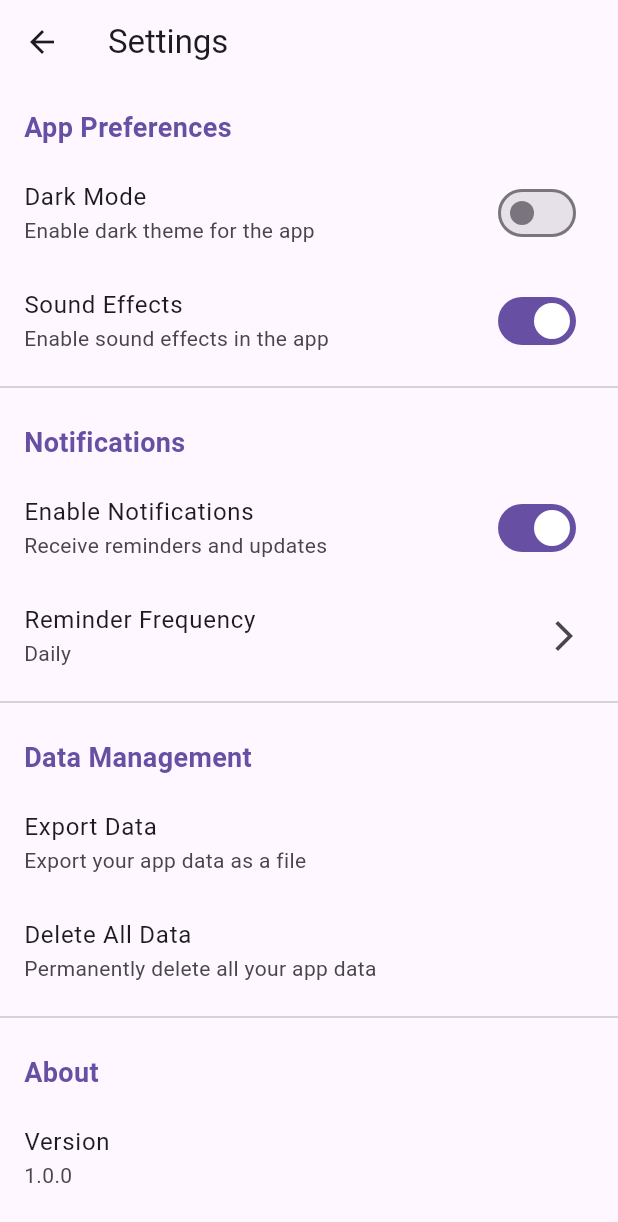
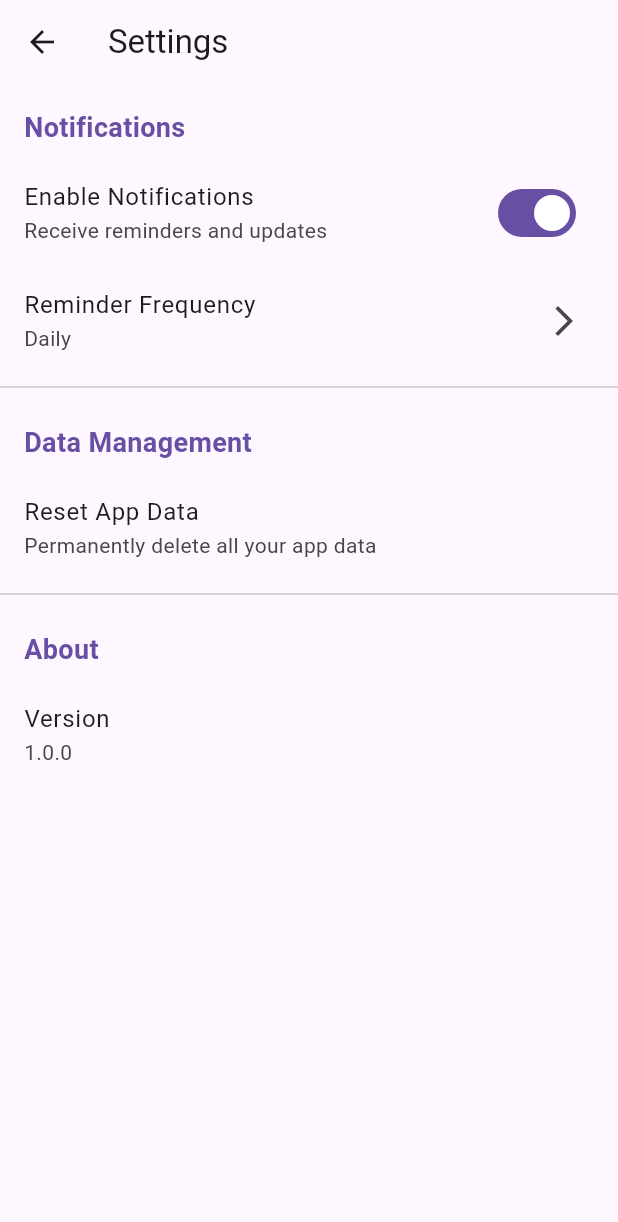
Before and after one commit to JulianH6975/MobileAppProject1, a Flutter app: the SettingsScreen screen opened directly, on a phone screen of 412 x 824 dp. Shown: the top 1222 px of the screen. Run offline on Flutter 3.47's test engine with Material 3 defaults, Android fonts, the light colour scheme and no system bars.

Commit message:
Update settings_screen.dart

```diff
--- a/mobile_app_project_1/lib/settings_screen.dart
+++ b/mobile_app_project_1/lib/settings_screen.dart
@@ -1,17 +1,16 @@
 import 'package:flutter/material.dart';
+import 'activity_storage.dart';
 
 class SettingsScreen extends StatefulWidget {
-  const SettingsScreen({Key? key}) : super(key: key);
+  const SettingsScreen({super.key});
 
   @override
   _SettingsScreenState createState() => _SettingsScreenState();
 }
 
 class _SettingsScreenState extends State<SettingsScreen> {
-  bool _darkMode = false;
   bool _notifications = true;
   String _reminderFrequency = 'Daily';
-  bool _soundEffects = true;
 
   @override
   Widget build(BuildContext context) {
@@ -21,30 +20,6 @@ class _SettingsScreenState extends State<SettingsScreen> {
       ),
       body: ListView(
         children: [
-          _buildSectionHeader('App Preferences'),
-          SwitchListTile(
-            title: const Text('Dark Mode'),
-            subtitle: const Text('Enable dark theme for the app'),
-            value: _darkMode,
-            onChanged: (value) {
-              setState(() {
-                _darkMode = value;
-              });
-              // TODO: Implement dark mode functionality
-            },
-          ),
-          SwitchListTile(
-            title: const Text('Sound Effects'),
-            subtitle: const Text('Enable sound effects in the app'),
-            value: _soundEffects,
-            onChanged: (value) {
-              setState(() {
-                _soundEffects = value;
-              });
-              // TODO: Implement sound effects functionality
-            },
-          ),
-          const Divider(),
           _buildSectionHeader('Notifications'),
           SwitchListTile(
             title: const Text('Enable Notifications'),
@@ -66,38 +41,15 @@ class _SettingsScreenState extends State<SettingsScreen> {
           const Divider(),
           _buildSectionHeader('Data Management'),
           ListTile(
-            title: const Text('Export Data'),
-            subtitle: const Text('Export your app data as a file'),
-            onTap: () {
-              // TODO: Implement data export functionality
-              ScaffoldMessenger.of(context).showSnackBar(
-                const SnackBar(
-                    content: Text('Data export not implemented yet')),
-              );
-            },
-          ),
-          ListTile(
-            title: const Text('Delete All Data'),
+            title: const Text('Reset App Data'),
             subtitle: const Text('Permanently delete all your app data'),
-            onTap: _showDeleteConfirmationDialog,
+            onTap: _showResetConfirmationDialog,
           ),
           const Divider(),
           _buildSectionHeader('About'),
-          ListTile(
-            title: const Text('Version'),
-            subtitle: const Text('1.0.0'),
-          ),
-          ListTile(
-            title: const Text('Terms of Service'),
-            onTap: () {
-              // TODO: Implement Terms of Service screen
-            },
-          ),
-          ListTile(
-            title: const Text('Privacy Policy'),
-            onTap: () {
-              // TODO: Implement Privacy Policy screen
-            },
+          const ListTile(
+            title: Text('Version'),
+            subtitle: Text('1.0.0'),
           ),
         ],
       ),
@@ -149,28 +101,29 @@ class _SettingsScreenState extends State<SettingsScreen> {
     );
   }
 
-  void _showDeleteConfirmationDialog() {
+  void _showResetConfirmationDialog() {
     showDialog(
       context: context,
       builder: (context) {
         return AlertDialog(
-          title: const Text('Delete All Data'),
+          title: const Text('Reset App Data'),
           content: const Text(
-              'Are you sure you want to delete all your app data? This action cannot be undone.'),
+              'Are you sure you want to reset all your app data? This action cannot be undone.'),
           actions: [
             TextButton(
               onPressed: () => Navigator.pop(context),
               child: const Text('Cancel'),
             ),
             TextButton(
-              onPressed: () {
-                // TODO: Implement data deletion
+              onPressed: () async {
+                await ActivityStorage.clearAllData();
                 Navigator.pop(context);
                 ScaffoldMessenger.of(context).showSnackBar(
-                  const SnackBar(content: Text('All data has been deleted')),
+                  const SnackBar(content: Text('All app data has been reset')),
                 );
+                // Optionally, you might want to navigate back to the home screen or restart the app here
               },
-              child: const Text('Delete', style: TextStyle(color: Colors.red)),
+              child: const Text('Reset', style: TextStyle(color: Colors.red)),
             ),
           ],
         );
```
